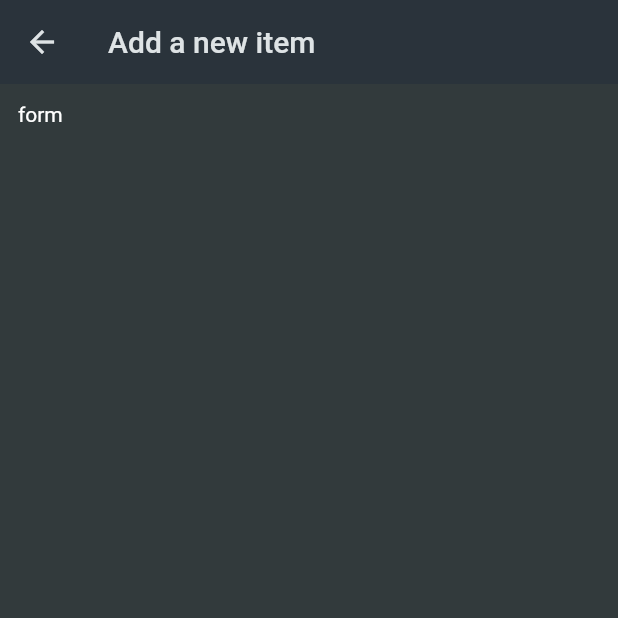
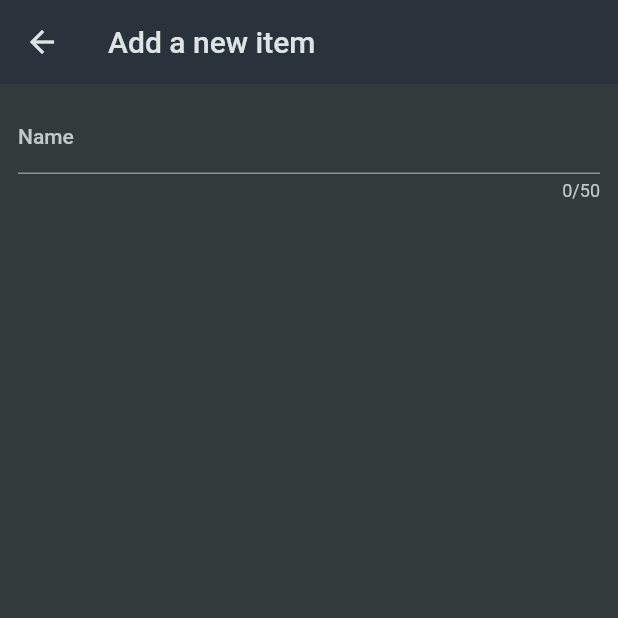
Before and after one commit to JoaoVitorLima242/shopping_list_flutter, a Flutter app: the NewItemScreen screen opened directly, on a phone screen of 412 x 824 dp, the top half of it. Run offline on Flutter 3.47's test engine with Material 2 defaults, Android fonts, the phone set to English and light mode, and no system bars.

Commit message:
starting form

```diff
--- a/lib/features/new_item/new_item_screen.dart
+++ b/lib/features/new_item/new_item_screen.dart
@@ -1,4 +1,5 @@
 import 'package:flutter/material.dart';
+import 'package:shopping_list/features/new_item/widgets/new_item_form.dart';
 
 class NewItemScreen extends StatefulWidget {
   const NewItemScreen({super.key});
@@ -18,7 +19,7 @@ class _NewItemScreen extends State<NewItemScreen> {
       ),
       body: const Padding(
         padding: EdgeInsets.all(12),
-        child: Text('form'),
+        child: NewItemForm(),
       ),
     );
   }
--- /dev/null
+++ b/lib/features/new_item/widgets/new_item_form.dart
@@ -0,0 +1,24 @@
+import 'package:flutter/material.dart';
+
+class NewItemForm extends StatelessWidget {
+  const NewItemForm({super.key});
+
+  @override
+  Widget build(BuildContext context) {
+    return Form(
+      child: Column(
+        children: [
+          TextFormField(
+            maxLength: 50,
+            decoration: const InputDecoration(
+              label: Text('Name'),
+            ),
+            validator: (value) {
+              return 'Demo...';
+            },
+          ),
+        ],
+      ),
+    );
+  }
+}
```
